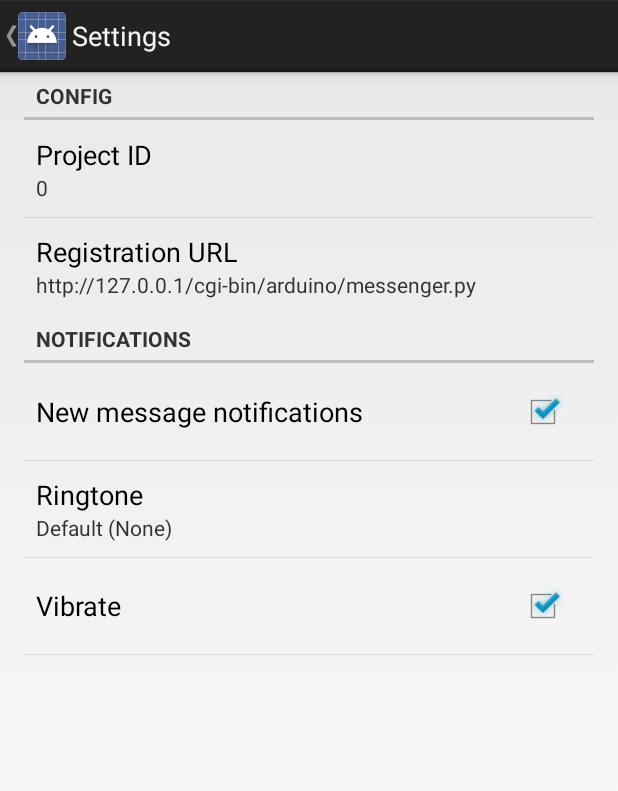
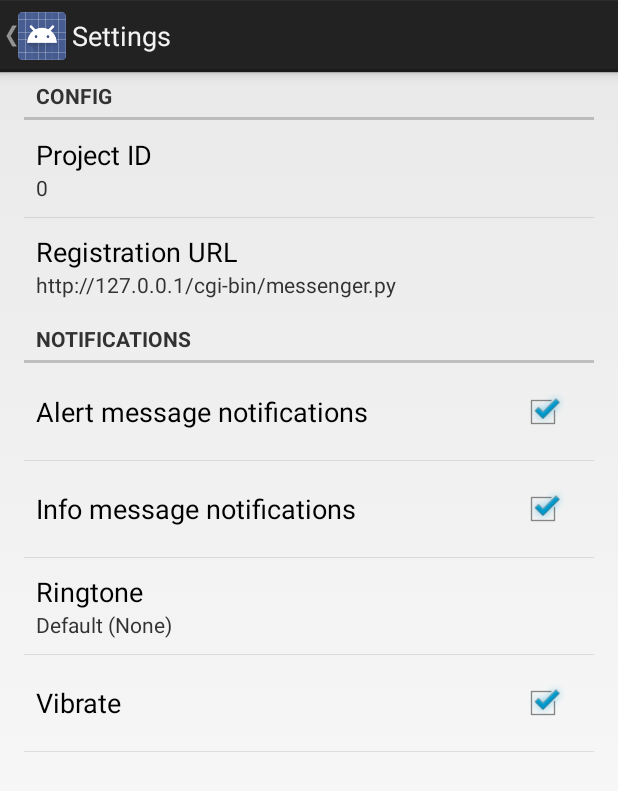
Before and after one commit to LelandSindt/mjumbe, an Android app: the SettingsActivity screen opened directly, with no data from a screen before it, on a phone screen of 412 x 824 dp. Shown: the top 791 px of the screen. Run offline under Robolectric (Android 15) with nearby library versions, the phone set to English and light mode, and no system bars.

Commit message:
added messagetype - info or alert added API KEY to the messenger.db changed /mnt/sda1/ to /mnt/sd/ updated to README.md

```diff
--- a/Android/app/build.gradle
+++ b/Android/app/build.gradle
@@ -6,7 +6,7 @@ android {
 
     defaultConfig {
         applicationId "org.sindt.messenger"
-        minSdkVersion 11
+        minSdkVersion 12
         targetSdkVersion 19
         versionCode 1
         versionName "1.0"
--- a/Android/app/src/main/res/values/strings_activity_settings.xml
+++ b/Android/app/src/main/res/values/strings_activity_settings.xml
@@ -9,12 +9,14 @@
     <string name="pref_default_project_id">0</string>
 
     <string name="pref_title_reg_url">Registration URL</string>
-    <string name="pref_default_reg_url">http://127.0.0.1/cgi-bin/arduino/messenger.py</string>
+    <string name="pref_default_reg_url">http://127.0.0.1/cgi-bin/messenger.py</string>
 
 
     <string name="pref_header_notifications">Notifications</string>
 
-    <string name="pref_title_new_message_notifications">New message notifications</string>
+    <string name="pref_title_alert_message_notifications">Alert message notifications</string>
+    <string name="pref_title_info_message_notifications">Info message notifications</string>
+
 
     <string name="pref_title_ringtone">Ringtone</string>
     <string name="pref_ringtone_silent">Silent</string>
--- a/Android/app/src/main/res/xml/preferences.xml
+++ b/Android/app/src/main/res/xml/preferences.xml
@@ -36,15 +36,22 @@
     <!-- A 'parent' preference, which enables/disables child preferences (below)
      when checked/unchecked. -->
     <CheckBoxPreference
-        android:key="notifications_new_message"
-        android:title="@string/pref_title_new_message_notifications"
+        android:key="notifications_alert_message"
+        android:title="@string/pref_title_alert_message_notifications"
         android:defaultValue="true" />
+
+    <CheckBoxPreference
+        android:key="notifications_info_message"
+        android:title="@string/pref_title_info_message_notifications"
+        android:dependency="notifications_alert_message"
+        android:defaultValue="true" />
+
 
     <!-- Allows the user to choose a ringtone in the 'notification' category. -->
     <!-- NOTE: This preference will be enabled only when the checkbox above is checked. -->
     <!-- NOTE: RingtonePreference's summary should be set to its value by the activity code. -->
     <RingtonePreference
-        android:dependency="notifications_new_message"
+        android:dependency="notifications_alert_message"
         android:key="notifications_new_message_ringtone"
         android:title="@string/pref_title_ringtone"
         android:ringtoneType="notification"
@@ -52,7 +59,7 @@
 
     <!-- NOTE: This preference will be enabled only when the checkbox above is checked. -->
     <CheckBoxPreference
-        android:dependency="notifications_new_message"
+        android:dependency="notifications_alert_message"
         android:key="notifications_new_message_vibrate"
         android:title="@string/pref_title_vibrate"
         android:defaultValue="true" />
```
Also changed, not shown: Android/app/src/main/java/org/sindt/messenger/GcmIntentService.java (+18 -5 lines), 2 other files.
